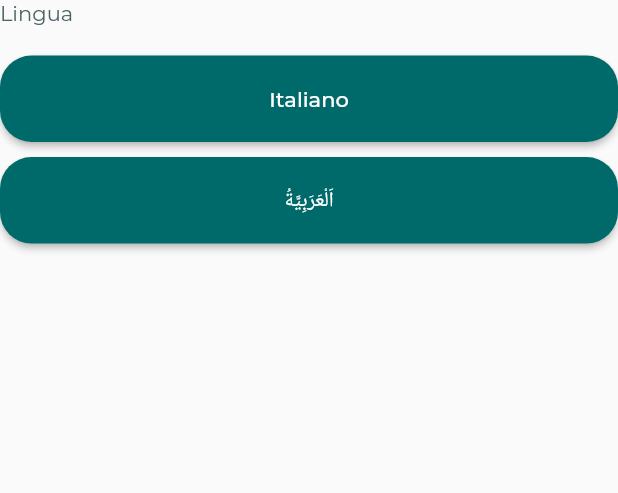
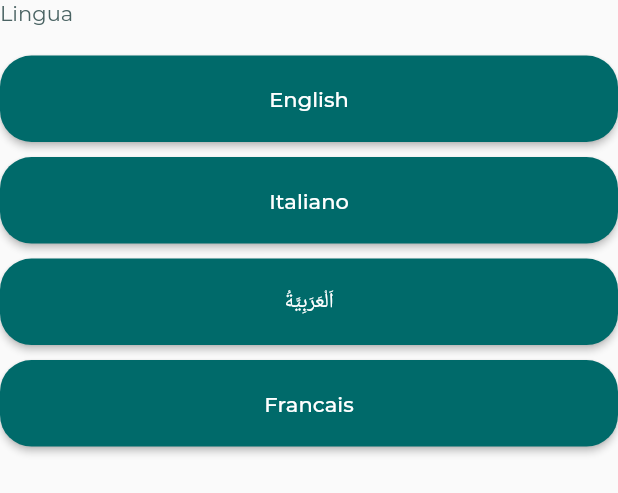
Before and after one commit to om4rr4mo/X_UPray, a Flutter app: the LanguageSetting widget shown alone on an empty page, opened directly, on a phone screen of 412 x 824 dp. Shown: the top 493 px of the screen. Run offline on Flutter 3.47's test engine with Material 2 defaults, Android fonts, the phone set to English and light mode, and no system bars; our stand-ins replace auto_size_text, firebase_auth, firebase_core, flare_flutter, flutter_compass, flutter_local_notifications and 12 more; accounts and stored records are empty; project files that could hold a hidden picture were left out.

Commit message:
[mo][fixed] languages (ar, it, fr, en) intro page

```diff
--- a/lib/Utility/TGBL.dart
+++ b/lib/Utility/TGBL.dart
@@ -161,4 +161,4 @@ int random(min, max) {
 
 LanguageEnum LangChoose = LanguageEnum.IT;
 
-enum LanguageEnum { IT, AR, EN }
+enum LanguageEnum { IT, AR, EN, FR }
--- a/lib/components/settings/language_settings.dart
+++ b/lib/components/settings/language_settings.dart
@@ -16,6 +16,8 @@ class _LanguageSettingState extends State<LanguageSetting> {
   List<String> languageList = <String>[];
   LanguageData it = LanguageData.languageList()[0];
   LanguageData ar = LanguageData.languageList()[1];
+  LanguageData en = LanguageData.languageList()[2];
+  LanguageData fr = LanguageData.languageList()[3];
 
   //String en = 'English';
 
@@ -32,6 +34,12 @@ class _LanguageSettingState extends State<LanguageSetting> {
         break;
       case 2:
         languageList.add(ar.name);
+        break;
+      case 3:
+        languageList.add(en.name);
+        break;
+      case 4:
+        languageList.add(fr.name);
         break;
     }
   }
@@ -98,6 +106,45 @@ class _LanguageSettingState extends State<LanguageSetting> {
               const SizedBox(
                 height: 10,
               ),
+              SizedBox(
+                height: MediaQuery.of(context).size.height * 0.07,
+                child: ElevatedButton(
+                  style: toggleButtonStyle(
+                      context, languageList.contains(en.name)),
+                  onPressed: () {
+                    languageList = <String>[];
+                    languageList.add(en.name);
+
+                    setState(() {
+                      LangChoose = LanguageEnum.EN;
+                    });
+
+                    changeLanguage(context, en.languageCode);
+                  },
+                  child: Center(child: Text(en.name)),
+                ),
+              ),
+              const SizedBox(
+                height: 10,
+              ),
+              SizedBox(
+                height: MediaQuery.of(context).size.height * 0.07,
+                child: ElevatedButton(
+                  style: toggleButtonStyle(
+                      context, languageList.contains(fr.name)),
+                  onPressed: () {
+                    languageList = <String>[];
+                    languageList.add(fr.name);
+
+                    setState(() {
+                      LangChoose = LanguageEnum.FR;
+                    });
+
+                    changeLanguage(context, fr.languageCode);
+                  },
+                  child: Center(child: Text(fr.name)),
+                ),
+              ),
             ],
           ),
         ),
--- a/lib/main.dart
+++ b/lib/main.dart
@@ -2,10 +2,12 @@ import 'package:firebase_auth/firebase_auth.dart';
 import 'package:firebase_core/firebase_core.dart';
 import 'package:flutter/material.dart';
 import 'package:flutter/services.dart';
+import 'package:flutter_localizations/flutter_localizations.dart';
 import 'package:intl/intl.dart';
 import 'package:prayers/Utility/TGBL.dart';
 import 'package:prayers/pages/home_page.dart';
 import 'package:prayers/pages/intro_page.dart';
+import 'package:prayers/providers/languages/app_localization_delegate.dart';
 import 'package:prayers/providers/notification_service.dart';
 import 'package:prayers/providers/prayer_data.dart';
 import 'package:prayers/providers/theme_provider.dart';
@@ -87,6 +89,14 @@ class _UPrayAppState extends State<UPrayApp> {
           supportedLocales: [
             Locale('it', ''),
             Locale('ar', ''),
+            Locale('en', ''),
+            Locale('fr', ''),
+          ],
+          localizationsDelegates: [
+            AppLocalizationsDelegate(),
+            GlobalMaterialLocalizations.delegate,
+            GlobalWidgetsLocalizations.delegate,
+            GlobalCupertinoLocalizations.delegate,
           ],
           locale: _locale,
           title: 'UPray',
--- a/lib/pages/home_page.dart
+++ b/lib/pages/home_page.dart
@@ -67,24 +67,21 @@ class _HomePageState extends State<HomePage> {
           NavigationDestination(
             icon: Icon(FontAwesomeIcons.clock),
             selectedIcon: Icon(FontAwesomeIcons.solidClock),
-            label: "Preghiera",
-            //label: Languages.of(context)!.homeNavbarPrayer,
+            label: languages!.homeNavbarPrayer,
           ),
 
           /// Qibla
           NavigationDestination(
             icon: Icon(FontAwesomeIcons.compass),
             selectedIcon: Icon(FontAwesomeIcons.solidCompass),
-            label: "Qibla",
-            // label: Languages.of(context)!.homeNavbarQibla,
+            label: languages!.homeNavbarQibla,
           ),
 
           /// Tracker
           NavigationDestination(
             icon: Icon(FontAwesomeIcons.calendarCheck),
             selectedIcon: Icon(FontAwesomeIcons.solidCalendarCheck),
-            label: "Tracker",
-            // label: Languages.of(context)!.homeNavbarTracker,
+            label: languages!.homeNavbarTracker,
           ),
         ],
       ),
--- a/lib/pages/intro_page.dart
+++ b/lib/pages/intro_page.dart
@@ -7,6 +7,7 @@ import 'package:prayers/Utility/TGBL.dart';
 import 'package:prayers/components/location_button.dart';
 import 'package:prayers/components/notification_button.dart';
 import 'package:prayers/pages/home_page.dart';
+import 'package:prayers/providers/languages/languages.dart';
 import 'package:shared_preferences/shared_preferences.dart';
 
 class IntroPage extends StatefulWidget {
@@ -52,6 +53,7 @@ class _IntroPageState extends State<IntroPage> {
 
   @override
   Widget build(BuildContext context) {
+    Languages? languages = Languages.of(context);
     var pageDecoration = const PageDecoration(
       imagePadding: EdgeInsets.zero,
     );
@@ -63,9 +65,9 @@ class _IntroPageState extends State<IntroPage> {
           ? SizedBox(
               width: double.infinity,
               height: 80,
-              child: ElevatedButton(
-                child: const Text(
-                  'Tutto pronto per iniziare',
+        child: ElevatedButton(
+                child: Text(
+                  languages!.introButtonStart,
                   style: TextStyle(
                     fontSize: 16.5,
                     fontWeight: FontWeight.bold,
@@ -77,54 +79,43 @@ class _IntroPageState extends State<IntroPage> {
                         borderRadius: BorderRadius.only(
                             topLeft: Radius.circular(7),
                             topRight: Radius.circular(7)))),
-              ),
-            )
+        ),
+      )
           : null,
       pages: [
         PageViewModel(
-          title: "Chi siamo",
-          body:
-              "Due universitari che hanno deciso di offrire le proprie abilità al servizio della comunità",
+          title: languages!.intro1Title,
+          body: languages!.intro1Body,
           image: _buildImage('avatars.png'),
           decoration: pageDecoration,
         ),
         PageViewModel(
-          title: "Cosa offriamo",
-          body:
-              "Sappiamo che in questa categoria la scelta di app è a dir poco ampia. Ecco i motivi per scegliere la nostra",
+          title: languages!.intro2Title,
+          body: languages!.intro2Body,
           image: _buildImage('question.png'),
           decoration: pageDecoration,
         ),
         PageViewModel(
-          title: "Niente pubblicità",
-          body:
-              "Uno dei più grandi problemi in questa categoria è la presenza massiccia di pubblicità, "
-              "quasi mai inerente all'ambiente islamico. Per questo nella nostra applicazione "
-              "abbiamo deciso di rimuoverla completamente",
+          title: languages!.intro3Title,
+          body: languages!.intro3Body,
           image: _buildImage('advertisement.png'),
           decoration: pageDecoration,
         ),
         PageViewModel(
-          title: "Traduzione consistente",
-          body:
-              "Nella maggior parte delle app di questo tipo la traduzione nelle varie lingue è scadente, "
-              "perché gestita da software di traduzione automatica. "
-              "Qui promettiamo consistenza e qualità, attraverso una maggiore attenzione e cura nella traduzione di ogni singolo menu",
+          title: languages!.intro4Title,
+          body: languages!.intro4Body,
           image: _buildImage('translation.png'),
           decoration: pageDecoration,
         ),
         PageViewModel(
-          title: "Sincronizzazione del tracker",
-          body:
-              "La vera novità è qui: siamo riusciti a creare un tracker (no, non è questa) "
-              "regolato da un accesso, così che i tuoi progressi vengano sincronizzati con il tuo account. "
-              "In questo modo puoi mantenere il tuo ritmo di preghiera su qualsiasi dispositivo",
+          title: languages!.intro5Title,
+          body: languages!.intro5Body,
           image: _buildImage('sync.png'),
           decoration: pageDecoration,
         ),
         PageViewModel(
           image: _buildImage('mecca.png'),
-          title: "Attiva funzionalità",
+          title: languages!.intro6Title,
           bodyWidget: Center(
             child: Column(
               mainAxisAlignment: MainAxisAlignment.center,
@@ -150,7 +141,7 @@ class _IntroPageState extends State<IntroPage> {
         textAlign: TextAlign.start,
       ),
       next: const Icon(Icons.arrow_forward),
-      done: const Text('Done'),
+      done: Text(languages!.introDone),
       curve: Curves.fastLinearToSlowEaseIn,
       controlsMargin: const EdgeInsets.all(16),
       controlsPadding: kIsWeb
--- a/lib/providers/languages/app_localization_delegate.dart
+++ b/lib/providers/languages/app_localization_delegate.dart
@@ -1,15 +1,17 @@
 import 'package:flutter/material.dart';
 
 import 'language_ar.dart';
+import 'language_en.dart';
 import 'language_it.dart';
+import 'language_fr.dart';
 import 'languages.dart';
 
 class AppLocalizationsDelegate extends LocalizationsDelegate<Languages> {
-
   const AppLocalizationsDelegate();
 
   @override
-  bool isSupported(Locale locale) => ['it', 'ar'].contains(locale.languageCode);
+  bool isSupported(Locale locale) =>
+      ['it', 'ar', 'en', 'fr'].contains(locale.languageCode);
 
   @override
   Future<Languages> load(Locale locale) => _load(locale);
@@ -20,6 +22,10 @@ class AppLocalizationsDelegate extends LocalizationsDelegate<Languages> {
         return LanguageIt();
       case 'ar':
         return LanguageAr();
+      case 'en':
+        return LanguageEn();
+      case 'fr':
+        return LanguageFr();
       default:
         return LanguageIt();
     }
@@ -27,5 +33,4 @@ class AppLocalizationsDelegate extends LocalizationsDelegate<Languages> {
 
   @override
   bool shouldReload(LocalizationsDelegate<Languages> old) => false;
-
 }
--- a/lib/providers/languages/language_ar.dart
+++ b/lib/providers/languages/language_ar.dart
@@ -1,14 +1,78 @@
 import 'languages.dart';
 
 class LanguageAr extends Languages {
+  @override
+  // TODO: implement homeNavbarPrayer
+  String get homeNavbarPrayer => "الصلوات";
 
   @override
-  String get homeNavbarPrayer => "متعدد اللغات";
+  // TODO: implement homeNavbarQibla
+  String get homeNavbarQibla => "كيلا";
 
   @override
-  String get homeNavbarQibla => "أهلا بك";
+  // TODO: implement homeNavbarTracker
+  String get homeNavbarTracker => "تعقب";
 
   @override
-  String get homeNavbarTracker => "أهلا بكاختار اللغة";
+  // TODO: implement intro1Body
+  String get intro1Body =>
+      "طالبان جامعتان قررا أن يقدما مهاراتهما في خدمة المجتمع";
 
+  @override
+  // TODO: implement intro1Title
+  String get intro1Title => "من نحن";
+
+  @override
+  // TODO: implement intro2Body
+  String get intro2Body =>
+      "ونحن نعلم أن اختيار التطبيقات في هذه الفئة هو، على أقل تقدير، واسع. هذه هي الأسباب التي تجعلنا نختار";
+
+  @override
+  // TODO: implement intro2Title
+  String get intro2Title => "ما نقدمه";
+
+  @override
+  // TODO: implement intro3Body
+  String get intro3Body =>
+      "أحد أكبر المشاكل في هذه الفئة هو وجود الإعلانات الهائل"
+      "تقريباً لا يتأصل إلى البيئة الإسلامية، لهذا السبب في طلبنا"
+      "لقد قررنا إزالتها تماماً";
+
+  @override
+  // TODO: implement intro3Title
+  String get intro3Title => "لا إعلانات";
+
+  @override
+  // TODO: implement intro5Body
+  String get intro4Body =>
+      "في معظم تطبيقات هذا النوع من الترجمة باللغات المختلفة هي ضعيفة"
+      "لأن تديرها برمجيات الترجمة الآلية"
+      "هنا نعد بالاتساق والجودة، من خلال زيادة الاهتمام والرعاية في ترجمة كل قائمة واحدة";
+
+  @override
+  // TODO: implement intro5Title
+  String get intro4Title => "ترجمة متماسكة";
+
+  @override
+  // TODO: implement intro6Body
+  String get intro5Body =>
+      "الأخبار الحقيقية هنا: تمكنا من خلق جهاز تعقب (لا، ليس كذلك)"
+      "تعديل من خلال قطع الأشجار حتى يتزامن تقدمك مع حسابك."
+      "بهذه الطريقة يمكنك أن تبقي وتيرة صلاتك على أي جهاز";
+
+  @override
+  // TODO: implement intro6Title
+  String get intro5Title => "تزامن المتعقب";
+
+  @override
+  // TODO: implement intro7Title
+  String get intro6Title => "نشّط الوظيفة";
+
+  @override
+  // TODO: implement introButtonStart
+  String get introButtonStart => "كل شيء جاهز للبدء";
+
+  @override
+  // TODO: implement introDone
+  String get introDone => "تم";
 }
--- a/lib/providers/languages/language_data.dart
+++ b/lib/providers/languages/language_data.dart
@@ -7,9 +7,10 @@ class LanguageData {
 
   static List<LanguageData> languageList() {
     return <LanguageData>[
-      //LanguageData("🇺🇸", "English", 'en'),
+      LanguageData("🇺🇸", "English", 'en'),
       LanguageData("IT", "Italiano", 'it'),
       LanguageData("🇸🇦", "اَلْعَرَبِيَّةُ", "ar"),
+      LanguageData("FR", "Francais", "fr"),
     ];
   }
 }
--- /dev/null
+++ b/lib/providers/languages/language_en.dart
@@ -0,0 +1,78 @@
+import 'package:prayers/providers/languages/languages.dart';
+
+class LanguageEn extends Languages {
+  @override
+  // TODO: implement homeNavbarPrayer
+  String get homeNavbarPrayer => "Prayers";
+
+  @override
+  // TODO: implement homeNavbarQibla
+  String get homeNavbarQibla => "Qibla";
+
+  @override
+  // TODO: implement homeNavbarTracker
+  String get homeNavbarTracker => "Tracker";
+
+  @override
+  // TODO: implement intro1Body
+  String get intro1Body =>
+      "Two university students who decided to offer their skills in the service of the community";
+
+  @override
+  // TODO: implement intro1Title
+  String get intro1Title => "Who we are";
+
+  @override
+  // TODO: implement intro2Body
+  String get intro2Body =>
+      "We know that in this category the choice of apps is, to say the least, wide. Here are the reasons to choose ours";
+
+  @override
+  // TODO: implement intro2Title
+  String get intro2Title => "What we offer";
+
+  @override
+  // TODO: implement intro3Body
+  String get intro3Body =>
+      "One of the biggest problems in this category is the massive presence of advertising, "
+      "almost never inherent to the Islamic environment. That's why in our application"
+      "we have decided to remove it completely";
+
+  @override
+  // TODO: implement intro3Title
+  String get intro3Title => "No advertising";
+
+  @override
+  // TODO: implement intro5Body
+  String get intro4Body =>
+      "In most apps of this type translation in the various languages is poor, "
+      "because managed by machine translation software."
+      "Here we promise consistency and quality, through greater attention and care in translating each single menu";
+
+  @override
+  // TODO: implement intro5Title
+  String get intro4Title => "Consistent translation";
+
+  @override
+  // TODO: implement intro6Body
+  String get intro5Body =>
+      "The real news is here: we managed to create a tracker (no, it's not that) "
+      "adjusted by logging in so that your progress is synced with your account."
+      "This way you can keep your pace of prayer on any device";
+
+  @override
+  // TODO: implement intro6Title
+  String get intro5Title => "Synchronization of the tracker";
+
+  @override
+  // TODO: implement intro7Title
+  String get intro6Title => "Activate functionality";
+
+  @override
+  // TODO: implement introButtonStart
+  String get introButtonStart => "Everything ready to start!";
+
+  @override
+  // TODO: implement introDone
+  String get introDone => "Done";
+}
--- /dev/null
+++ b/lib/providers/languages/language_fr.dart
@@ -0,0 +1,78 @@
+import 'package:prayers/providers/languages/languages.dart';
+
+class LanguageFr extends Languages {
+  @override
+  // TODO: implement homeNavbarPrayer
+  String get homeNavbarPrayer => "Prières";
+
+  @override
+  // TODO: implement homeNavbarQibla
+  String get homeNavbarQibla => "Qibla";
+
+  @override
+  // TODO: implement homeNavbarTracker
+  String get homeNavbarTracker => "Tracker";
+
+  @override
+  // TODO: implement intro1Body
+  String get intro1Body =>
+      "Deux étudiants universitaires qui ont décidé d'offrir leurs compétences au service de la communauté";
+
+  @override
+  // TODO: implement intro1Title
+  String get intro1Title => "Qui nous sommes";
+
+  @override
+  // TODO: implement intro2Body
+  String get intro2Body =>
+      "Sappiamo che in questa categoria la scelta di app è a dir poco ampia. Ecco i motivi per scegliere la nostra";
+
+  @override
+  // TODO: implement intro2Title
+  String get intro2Title => "Ce que nous offrons";
+
+  @override
+  // TODO: implement intro3Body
+  String get intro3Body =>
+      "L'un des plus grands problèmes de cette catégorie est la présence massive de publicité"
+      "presque jamais inhérent à l'environnement islamique. C'est pourquoi dans notre application"
+      "Nous avons décidé de l'enlever complètement";
+
+  @override
+  // TODO: implement intro3Title
+  String get intro3Title => "Pas de publicité";
+
+  @override
+  // TODO: implement intro5Body
+  String get intro4Body =>
+      "Dans la plupart des applications de ce type de traduction dans les différentes langues est médiocre"
+      "parce qu'il est géré par un logiciel de traduction automatique."
+      " Ici, nous promettons cohérence et qualité, en faisant attention et en prenant soin de traduire chaque menu unique ";
+
+  @override
+  // TODO: implement intro5Title
+  String get intro4Title => "Traduction cohérente";
+
+  @override
+  // TODO: implement intro6Body
+  String get intro5Body =>
+      "La vraie nouvelle est là : nous avons réussi à créer un tracker (non, ce n'est pas ça)"
+      "ajusté en vous connectant de sorte que votre progression soit synchronisée avec votre compte."
+      "De cette façon, vous pouvez garder votre rythme de prière sur n'importe quel dispositif";
+
+  @override
+  // TODO: implement intro6Title
+  String get intro5Title => "Synchronisation du tracker";
+
+  @override
+  // TODO: implement intro7Title
+  String get intro6Title => "Activer la fonctionnalité";
+
+  @override
+  // TODO: implement introButtonStart
+  String get introButtonStart => "Tout est prêt à commencer !";
+
+  @override
+  // TODO: implement introDone
+  String get introDone => "Fait";
+}
--- a/lib/providers/languages/language_it.dart
+++ b/lib/providers/languages/language_it.dart
@@ -13,4 +13,66 @@ class LanguageIt extends Languages {
   // TODO: implement homeNavbarTracker
   String get homeNavbarTracker => "Tracker";
 
+  @override
+  // TODO: implement intro1Body
+  String get intro1Body =>
+      "Due universitari che hanno deciso di offrire le proprie abilità al servizio della comunità";
+
+  @override
+  // TODO: implement intro1Title
+  String get intro1Title => "Chi siamo";
+
+  @override
+  // TODO: implement intro2Body
+  String get intro2Body =>
+      "Sappiamo che in questa categoria la scelta di app è a dir poco ampia. Ecco i motivi per scegliere la nostra";
+
+  @override
+  // TODO: implement intro2Title
+  String get intro2Title => "Cosa offriamo";
+
+  @override
+  // TODO: implement intro3Body
+  String get intro3Body =>
+      "Uno dei più grandi problemi in questa categoria è la presenza massiccia di pubblicità, "
+      "quasi mai inerente all'ambiente islamico. Per questo nella nostra applicazione "
+      "abbiamo deciso di rimuoverla completamente";
+
+  @override
+  // TODO: implement intro3Title
+  String get intro3Title => "Niente pubblicità";
+
+  @override
+  // TODO: implement intro5Body
+  String get intro4Body =>
+      "Nella maggior parte delle app di questo tipo la traduzione nelle varie lingue è scadente, "
+      "perché gestita da software di traduzione automatica. "
+      "Qui promettiamo consistenza e qualità, attraverso una maggiore attenzione e cura nella traduzione di ogni singolo menu";
+
+  @override
+  // TODO: implement intro5Title
+  String get intro4Title => "Traduzione consistente";
+
+  @override
+  // TODO: implement intro6Body
+  String get intro5Body =>
+      "La vera novità è qui: siamo riusciti a creare un tracker (no, non è questa) "
+      "regolato da un accesso, così che i tuoi progressi vengano sincronizzati con il tuo account. "
+      "In questo modo puoi mantenere il tuo ritmo di preghiera su qualsiasi dispositivo";
+
+  @override
+  // TODO: implement intro6Title
+  String get intro5Title => "Sincronizzazione del tracker";
+
+  @override
+  // TODO: implement intro7Title
+  String get intro6Title => "Attiva funzionalità";
+
+  @override
+  // TODO: implement introButtonStart
+  String get introButtonStart => "Tutto pronto per iniziare!";
+
+  @override
+  // TODO: implement introDone
+  String get introDone => "Fatto";
 }
--- a/lib/providers/languages/languages.dart
+++ b/lib/providers/languages/languages.dart
@@ -7,6 +7,32 @@ abstract class Languages {
     return loc;
   }
 
+  String get introButtonStart;
+
+  String get intro1Title;
+
+  String get intro1Body;
+
+  String get intro2Title;
+
+  String get intro2Body;
+
+  String get intro3Title;
+
+  String get intro3Body;
+
+  String get intro4Title;
+
+  String get intro4Body;
+
+  String get intro5Title;
+
+  String get intro5Body;
+
+  String get intro6Title;
+
+  String get introDone;
+
   String get homeNavbarPrayer;
 
   String get homeNavbarQibla;
```
